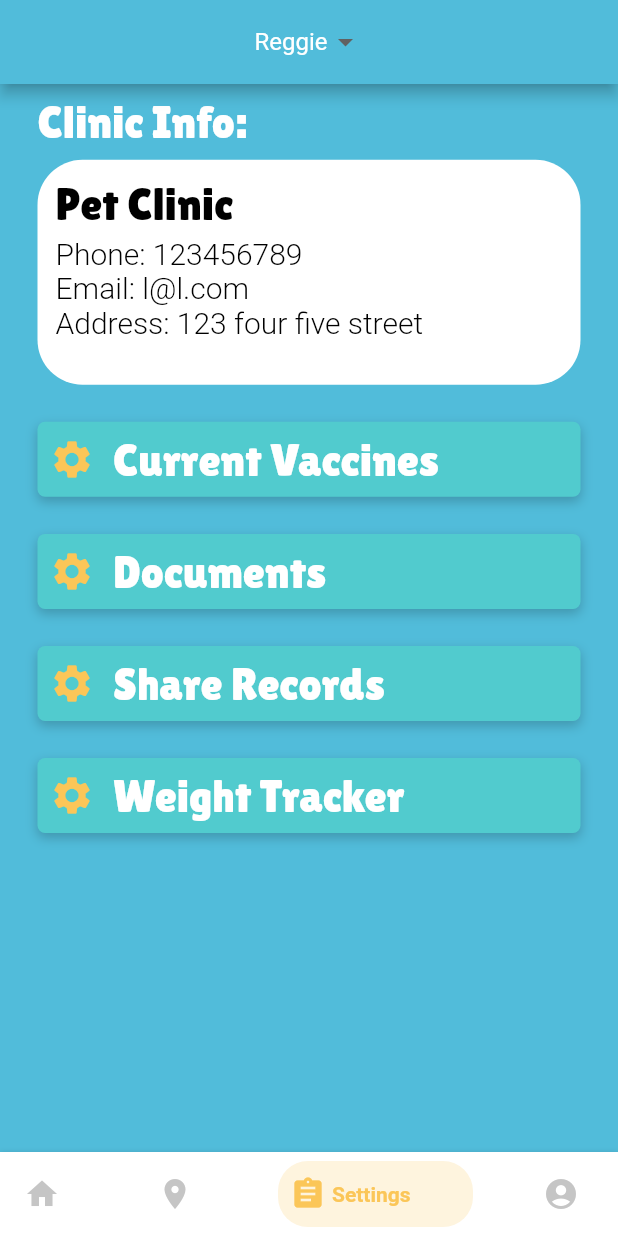
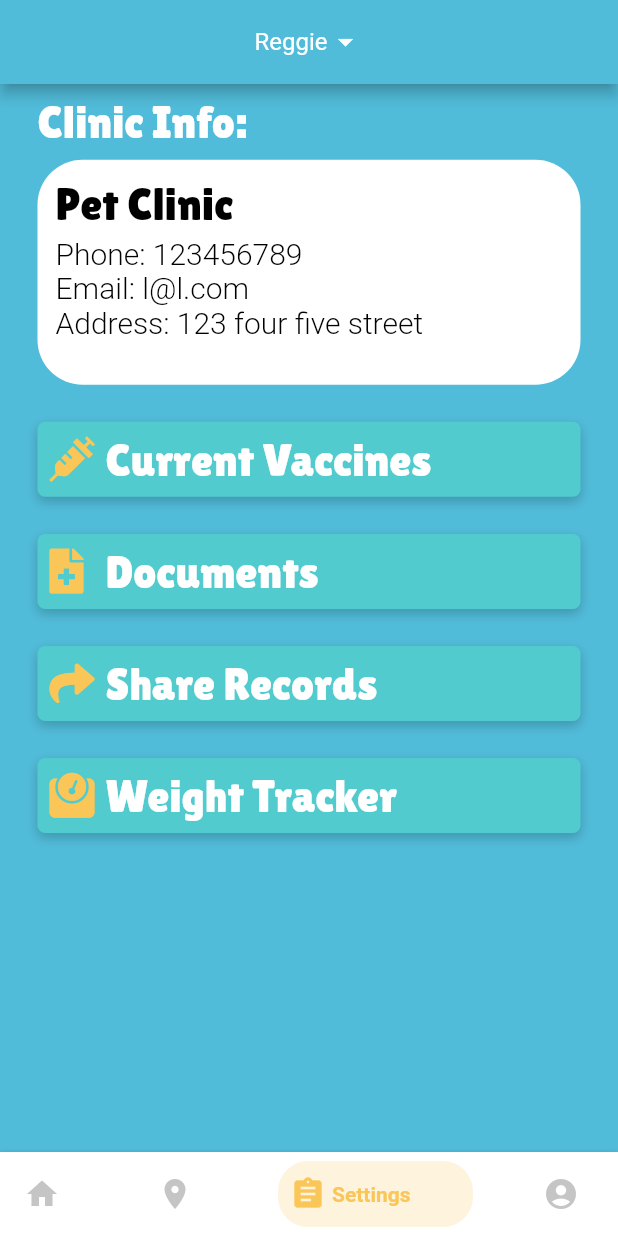
Before and after one commit to petcodeapp/interface-mobile, a Flutter app: the screen it shows once a user with an empty profile is signed in, swiped to page 3, on a phone screen of 412 x 824 dp. Run offline on Flutter 3.47's test engine with Material 2 defaults, Android fonts, the phone set to English and light mode, and no system bars; drawn by our look-alikes of bottom_navy_bar; our stand-ins replace cloud_firestore, email_validator, firebase_auth, firebase_storage, flutter_signin_button, font_awesome_flutter and 4 more; missing offline and left inert: slimy_card; accounts and stored records are empty.

Commit message:
updated medical info options + icons + set up dropdown

```diff
--- a/lib/screens/medical_info_screen.dart
+++ b/lib/screens/medical_info_screen.dart
@@ -1,4 +1,5 @@
 import 'package:flutter/material.dart';
+import 'package:font_awesome_flutter/font_awesome_flutter.dart';
 import 'package:petcode_app/utils/style_constants.dart';
 
 class MedicalInfoScreen extends StatefulWidget {
@@ -24,6 +25,7 @@ class _MedicalInfoScreenState extends State<MedicalInfoScreen> {
         title: new Theme(
           child: new DropdownButtonHideUnderline(
             child: new DropdownButton(
+              iconEnabledColor: Colors.white,
               dropdownColor: StyleConstants.blue,
               value: _value,
               items: [
@@ -114,10 +116,13 @@ class _MedicalInfoScreenState extends State<MedicalInfoScreen> {
                       child: Row(
                         mainAxisAlignment: MainAxisAlignment.start,
                         children: [
-                          Icon(
-                            Icons.settings,
-                            color: StyleConstants.yellow,
-                            size: 30.0,
+                          Container(
+                            width: 25.0,
+                            child: FaIcon(
+                              FontAwesomeIcons.syringe,
+                              color: StyleConstants.yellow,
+                              size: 30.0,
+                            ),
                           ),
                           SizedBox(
                             width: width * 0.03,
@@ -145,10 +150,13 @@ class _MedicalInfoScreenState extends State<MedicalInfoScreen> {
                       child: Row(
                         mainAxisAlignment: MainAxisAlignment.start,
                         children: [
-                          Icon(
-                            Icons.settings,
-                            color: StyleConstants.yellow,
-                            size: 30.0,
+                          Container(
+                            width: 25.0,
+                            child: FaIcon(
+                              FontAwesomeIcons.fileMedical,
+                              color: StyleConstants.yellow,
+                              size: 30.0,
+                            ),
                           ),
                           SizedBox(
                             width: width * 0.03,
@@ -176,10 +184,20 @@ class _MedicalInfoScreenState extends State<MedicalInfoScreen> {
                       child: Row(
                         mainAxisAlignment: MainAxisAlignment.start,
                         children: [
+                          /*
                           Icon(
                             Icons.settings,
                             color: StyleConstants.yellow,
                             size: 30.0,
+                          ),
+                          */
+                          Container(
+                            width: 25.0,
+                            child: FaIcon(
+                              FontAwesomeIcons.share,
+                              color: StyleConstants.yellow,
+                              size: 30.0,
+                            ),
                           ),
                           SizedBox(
                             width: width * 0.03,
@@ -207,10 +225,19 @@ class _MedicalInfoScreenState extends State<MedicalInfoScreen> {
                       child: Row(
                         mainAxisAlignment: MainAxisAlignment.start,
                         children: [
+                          /*
                           Icon(
                             Icons.settings,
                             color: StyleConstants.yellow,
                             size: 30.0,
+                          ),*/
+                          Container(
+                            width: 25.0,
+                            child: FaIcon(
+                              FontAwesomeIcons.weight,
+                              color: StyleConstants.yellow,
+                              size: 30.0,
+                            ),
                           ),
                           SizedBox(
                             width: width * 0.03,
@@ -224,6 +251,7 @@ class _MedicalInfoScreenState extends State<MedicalInfoScreen> {
                     ),
                   ),
                 ),
+                SizedBox(height: height * 0.01,),
               ],
             ),
           ),
```
